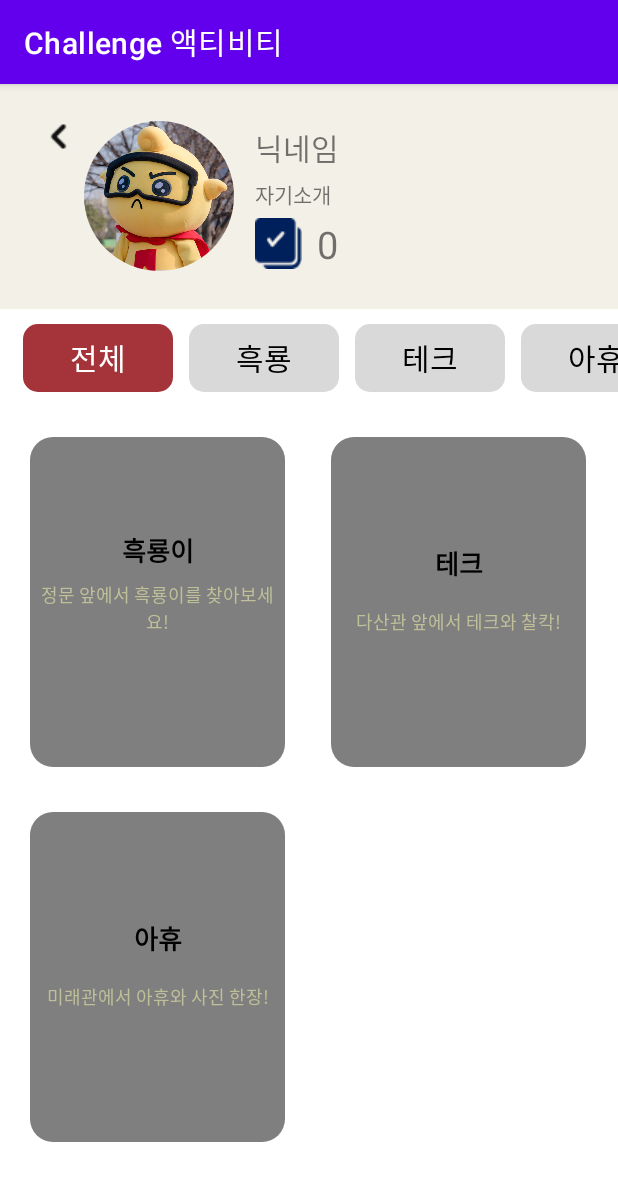
After one commit to STPhotoZone/photoZone, an Android app: the ChallengeActivity screen opened directly, with no data from a screen before it, on a phone screen of 412 x 824 dp. The commit adds this screen. Shown: the top 1181 px of the screen. Run offline under Robolectric (Android 15) with nearby library versions, the phone set to English and light mode, and no system bars; our stand-ins replace CircleImageView.

Commit message:
한윤재 도전과제 탭
한윤재 도전과제 탭

```diff
--- a/app/build.gradle
+++ b/app/build.gradle
@@ -35,6 +35,7 @@ dependencies {
     implementation 'com.google.android.material:material:1.6.1'
     implementation 'androidx.constraintlayout:constraintlayout:2.1.4'
     implementation 'com.google.firebase:firebase-analytics'
+    implementation 'de.hdodenhof:circleimageview:3.1.0'
     implementation platform('com.google.firebase:firebase-bom:31.0.2')
     testImplementation 'junit:junit:4.13.2'
     androidTestImplementation 'androidx.test.ext:junit:1.1.3'
--- a/app/src/main/AndroidManifest.xml
+++ b/app/src/main/AndroidManifest.xml
@@ -18,6 +18,7 @@
                 <category android:name="android.intent.category.LAUNCHER" />
             </intent-filter>
         </activity>
+        <activity android:name=".ChallengeActivity" android:label="Challenge 액티비티"/>
     </application>
-
+    <uses-permission android:name="android.permission.INTERNET" />
 </manifest>
--- /dev/null
+++ b/app/src/main/java/com/example/stphotozone/ChallengeActivity.java
@@ -0,0 +1,127 @@
+package com.example.stphotozone;
+
+import android.Manifest;
+import android.content.Intent;
+import android.os.Bundle;
+import android.view.View;
+import android.widget.GridView;
+import android.widget.ImageButton;
+import android.widget.RadioGroup;
+
+import androidx.annotation.Nullable;
+import androidx.appcompat.app.AppCompatActivity;
+
+public class ChallengeActivity extends AppCompatActivity {
+
+    private GridView mission_grid;
+    private GridAdapter mission_gridAdt;
+
+    public enum Character{ BlackDragon, Tech, Ahyu};
+
+    RadioGroup missionGroup;
+    ImageButton imgBtnBack;
+
+
+    @Override
+    protected void onCreate(@Nullable Bundle savedInstanceState) {
+        super.onCreate(savedInstanceState);
+        setContentView(R.layout.challenge);
+
+        missionGroup = findViewById(R.id.rgMission);
+        imgBtnBack = findViewById(R.id.imgBtnBack);
+
+        mission_grid = findViewById(R.id.grid_mission);
+        mission_gridAdt = new GridAdapter(this);
+
+        System.out.println("after Adapter");
+        mission_gridAdt.setItem( getString(R.string.BD_name), getString(R.string.BD_description), Character.BlackDragon);
+        mission_gridAdt.setItem( getString(R.string.Tech_name), getString(R.string.Tech_description), Character.Tech);
+        mission_gridAdt.setItem( getString(R.string.Ahyu_name), getString(R.string.Ahyu_description), Character.Ahyu);
+
+        System.out.println("after setItem");
+
+        for(int j=0; j <mission_gridAdt.getArrayCount(); j++)
+        {
+            GridItem temp = mission_gridAdt.getArrayItem(j);
+            mission_gridAdt.setVisible_item(temp);
+
+        }
+
+        mission_grid.setAdapter(mission_gridAdt);
+
+        imgBtnBack.setOnClickListener(new View.OnClickListener() {
+            @Override
+            public void onClick(View view) {
+                Intent intent = new Intent(getApplicationContext(), MainActivity.class);
+                startActivity(intent);
+                finish();
+
+            }
+        });
+
+        missionGroup.setOnCheckedChangeListener(new RadioGroup.OnCheckedChangeListener() {
+            @Override
+            public void onCheckedChanged(RadioGroup radioGroup, int i) {
+                switch (missionGroup.getCheckedRadioButtonId())
+                {
+                    case R.id.rdBDragon:
+                        System.out.println("BDragon");
+                        mission_gridAdt.clearVisible_item();
+                        for(int j=0; j <mission_gridAdt.getArrayCount(); j++)
+                        {
+                            GridItem temp = mission_gridAdt.getArrayItem(j);
+
+                            if(temp.character == Character.BlackDragon)
+                            {
+                                mission_gridAdt.setVisible_item(temp);
+                            }
+                        }
+                        mission_grid.setAdapter(mission_gridAdt);
+                        break;
+                    case R.id.rdTech:
+                        System.out.println("Tech");
+                        mission_gridAdt.clearVisible_item();
+                        for(int j=0; j <mission_gridAdt.getArrayCount(); j++)
+                        {
+                            GridItem temp = mission_gridAdt.getArrayItem(j);
+
+                            if(temp.character == Character.Tech)
+                            {
+                                mission_gridAdt.setVisible_item(temp);
+                            }
+                        }
+                        mission_grid.setAdapter(mission_gridAdt);
+                        break;
+                    case R.id.rdAhyu:
+                        System.out.println("Ahyu");
+                        mission_gridAdt.clearVisible_item();
+                        for(int j=0; j <mission_gridAdt.getArrayCount(); j++)
+                        {
+                            GridItem temp = mission_gridAdt.getArrayItem(j);
+
+                            if(temp.character == Character.Ahyu)
+                            {
+                                mission_gridAdt.setVisible_item(temp);
+                            }
+                        }
+                        mission_grid.setAdapter(mission_gridAdt);
+                        break;
+                    case R.id.rdTotal:
+                        System.out.println("total!");
+                        mission_gridAdt.clearVisible_item();
+                        for(int j=0; j <mission_gridAdt.getArrayCount(); j++)
+                        {
+                            GridItem temp = mission_gridAdt.getArrayItem(j);
+                            mission_gridAdt.setVisible_item(temp);
+
+                        }
+                        mission_grid.setAdapter(mission_gridAdt);
+                        break;
+
+                }
+            }
+        });
+
+        System.out.println("oncreate");
+    }
+}
--- /dev/null
+++ b/app/src/main/java/com/example/stphotozone/GridAdapter.java
@@ -0,0 +1,92 @@
+package com.example.stphotozone;
+
+import android.annotation.SuppressLint;
+import android.content.Context;
+import android.view.LayoutInflater;
+import android.view.View;
+import android.view.ViewGroup;
+import android.widget.BaseAdapter;
+import android.widget.ImageView;
+import android.widget.TextView;
+import android.widget.Toast;
+
+import java.util.ArrayList;
+
+public class GridAdapter extends BaseAdapter {
+    private Context context;
+    private ArrayList<GridItem> array_item;
+    private ArrayList<GridItem> visible_item;
+
+    public GridAdapter(Context context) {
+        this.context = context;
+        this.array_item = new ArrayList<GridItem>();
+        this.visible_item = new ArrayList<GridItem>();
+    }
+
+    @Override
+    public int getCount() {
+        return this.visible_item.size();
+    }
+
+    @Override
+    public GridItem getItem(int position) {
+        return this.visible_item.get(position);
+    }
+
+    @Override
+    public long getItemId(int position) {
+        return 0;
+    }
+
+    public ArrayList<GridItem> getVisible_item() {
+        return this.visible_item;
+    }
+
+    public GridItem getArrayItem(int position) {
+        return this.array_item.get(position);
+    }
+
+    public int getArrayCount() {
+        return this.array_item.size();
+    }
+
+    public void clearVisible_item() {
+        visible_item.clear();
+    }
+
+    public void setVisible_item(GridItem item) {
+        this.visible_item.add(item);
+    }
+
+    // 실제 화면 배치할 때 쓰는 메소드
+    @SuppressLint("ViewHolder")
+    @Override
+    public View getView(int position, View convertView, ViewGroup parent) {
+        LayoutInflater inflater = (LayoutInflater) context.getSystemService(Context.LAYOUT_INFLATER_SERVICE);
+        convertView = inflater.inflate(R.layout.grid_item, parent, false);
+
+        System.out.println("Here is getView");
+
+        TextView missionName = convertView.findViewById(R.id.textMissionName);
+        missionName.setText(visible_item.get(position).getItemName());
+
+        TextView missionDescription = convertView.findViewById(R.id.textMissionDescription);
+        missionDescription.setText(visible_item.get(position).getItemDescription());
+
+        ImageView imgMission = convertView.findViewById(R.id.imgMission);
+
+        imgMission.setOnClickListener(new View.OnClickListener() {
+            @Override
+            public void onClick(View view) {
+                String str = visible_item.get(position).getItemName();
+                Toast.makeText(context, str, Toast.LENGTH_SHORT).show();
+            }
+        });
+
+        return convertView;
+    }
+
+    public void setItem(String name, String description , ChallengeActivity.Character character){
+        this.array_item.add(new GridItem(name, description, character));
+    }
+}
--- /dev/null
+++ b/app/src/main/java/com/example/stphotozone/GridItem.java
@@ -0,0 +1,22 @@
+package com.example.stphotozone;
+
+public class GridItem {
+    public String name;
+    public String description;
+    public ChallengeActivity.Character character;
+
+
+    public GridItem(String name, String description, ChallengeActivity.Character character) {
+        this.name = name;
+        this.description = description;
+        this.character = character;
+    }
+
+    public String getItemName() {
+        return this.name;
+    }
+
+    public String getItemDescription() {
+        return this.description;
+    }
+}
--- /dev/null
+++ b/app/src/main/java/com/example/stphotozone/LoginActivity.java
@@ -0,0 +1,4 @@
+package com.example.stphotozone;
+
+public class LoginActivity {
+}
--- a/app/src/main/java/com/example/stphotozone/MainActivity.java
+++ b/app/src/main/java/com/example/stphotozone/MainActivity.java
@@ -1,14 +1,52 @@
 package com.example.stphotozone;
 
+import androidx.activity.result.ActivityResult;
+import androidx.activity.result.ActivityResultCallback;
+import androidx.activity.result.ActivityResultLauncher;
+import androidx.activity.result.contract.ActivityResultContracts;
 import androidx.appcompat.app.AppCompatActivity;
 
+import android.app.Activity;
+import android.content.Intent;
 import android.os.Bundle;
+import android.view.View;
+import android.widget.Button;
+import android.widget.Toast;
 
 public class MainActivity extends AppCompatActivity {
+
+    Button btnChallenge;
+    ActivityResultLauncher<Intent> someActivityResultLauncher;
 
     @Override
     protected void onCreate(Bundle savedInstanceState) {
         super.onCreate(savedInstanceState);
         setContentView(R.layout.activity_main);
+
+        btnChallenge = findViewById(R.id.btnChallenge);
+
+
+        someActivityResultLauncher = registerForActivityResult(
+                new ActivityResultContracts.StartActivityForResult(),
+                new ActivityResultCallback<ActivityResult>() {
+                    @Override
+                    public void onActivityResult(ActivityResult result) {
+                        if (result.getResultCode() == Activity.RESULT_OK) {
+                            // There are no request codes
+                            Intent data = result.getData();
+
+                        }
+                    }
+                });
+
+        btnChallenge.setOnClickListener(new View.OnClickListener() {
+            @Override
+            public void onClick(View view) {
+
+                Intent intent = new Intent(getApplicationContext(), ChallengeActivity.class);
+                someActivityResultLauncher.launch(intent);
+
+            }
+        });
     }
 }
--- /dev/null
+++ b/app/src/main/res/drawable/round_background.xml
@@ -0,0 +1,7 @@
+<?xml version="1.0" encoding="utf-8"?>
+<shape
+    xmlns:android="http://schemas.android.com/apk/res/android"
+    android:shape="rectangle">
+    <solid android:color="@color/darkGray"/>
+    <corners android:radius="15dp" />
+</shape>
--- /dev/null
+++ b/app/src/main/res/drawable/selector_radio_button.xml
@@ -0,0 +1,15 @@
+<?xml version="1.0" encoding="utf-8"?>
+<selector xmlns:android="http://schemas.android.com/apk/res/android">
+    <item android:state_checked="true">
+        <shape android:layout_height="wrap_content" android:shape="rectangle">
+            <solid android:color="@color/darkRed" />
+            <corners android:radius="10dp" />
+        </shape>
+    </item>
+    <item android:state_checked="false">
+        <shape android:layout_height="wrap_content" android:shape="rectangle">
+            <solid android:color="@color/gray" />
+            <corners android:radius="10dp" />
+        </shape>
+    </item>
+</selector>
--- /dev/null
+++ b/app/src/main/res/drawable/selector_radio_text.xml
@@ -0,0 +1,7 @@
+<?xml version="1.0" encoding="utf-8"?>
+<selector xmlns:android="http://schemas.android.com/apk/res/android">
+    <item android:state_checked="true" android:color="#FFFFFF">
+    </item>
+    <item android:state_checked="false" android:color="#000000">
+    </item>
+</selector>
--- a/app/src/main/res/layout/activity_main.xml
+++ b/app/src/main/res/layout/activity_main.xml
@@ -6,13 +6,14 @@
     android:layout_height="match_parent"
     tools:context=".MainActivity">
 
-    <TextView
+    <Button
+        android:id="@+id/btnChallenge"
         android:layout_width="wrap_content"
         android:layout_height="wrap_content"
-        android:text="Hello World!"
+        android:text="도전과제"
         app:layout_constraintBottom_toBottomOf="parent"
-        app:layout_constraintLeft_toLeftOf="parent"
-        app:layout_constraintRight_toRightOf="parent"
+        app:layout_constraintEnd_toEndOf="parent"
+        app:layout_constraintStart_toStartOf="parent"
         app:layout_constraintTop_toTopOf="parent" />
 
 </androidx.constraintlayout.widget.ConstraintLayout>
--- /dev/null
+++ b/app/src/main/res/layout/challenge.xml
@@ -0,0 +1,185 @@
+<?xml version="1.0" encoding="utf-8"?>
+<LinearLayout xmlns:android="http://schemas.android.com/apk/res/android"
+    xmlns:app="http://schemas.android.com/apk/res-auto"
+    xmlns:tools="http://schemas.android.com/tools"
+    android:layout_width="match_parent"
+    android:layout_height="match_parent"
+    android:orientation="vertical"
+    tools:context=".ChallengeActivity">
+
+
+
+    <LinearLayout
+        android:layout_width="match_parent"
+        android:layout_height="match_parent"
+        android:orientation="vertical">
+
+        <androidx.constraintlayout.widget.ConstraintLayout
+            android:layout_width="match_parent"
+            android:layout_height="150dp"
+            android:background="@color/cream"
+            android:padding="20dp">
+
+            <ImageButton
+                android:id="@+id/imgBtnBack"
+                android:layout_width="30dp"
+                android:layout_height="30dp"
+                android:layout_marginStart="4dp"
+                android:backgroundTint="@color/cream"
+                android:src="@drawable/chevron_left"
+                app:layout_constraintBottom_toBottomOf="parent"
+                app:layout_constraintStart_toStartOf="parent"
+                app:layout_constraintTop_toTopOf="parent"
+                app:layout_constraintVertical_bias="0.0"
+                tools:ignore="SpeakableTextPresentCheck,TouchTargetSizeCheck" />
+
+            <de.hdodenhof.circleimageview.CircleImageView
+                android:id="@+id/imgProfile"
+                android:layout_width="100dp"
+                android:layout_height="100dp"
+                android:layout_marginStart="36dp"
+                android:src="@drawable/tech"
+                app:layout_constraintBottom_toBottomOf="parent"
+                app:layout_constraintStart_toStartOf="parent"
+                app:layout_constraintTop_toTopOf="parent"
+                app:layout_constraintVertical_bias="0.44" />
+
+            <LinearLayout
+                android:layout_width="213dp"
+                android:layout_height="96dp"
+                android:orientation="vertical"
+                app:layout_constraintBottom_toBottomOf="parent"
+                app:layout_constraintEnd_toEndOf="parent"
+                app:layout_constraintHorizontal_bias="0.619"
+                app:layout_constraintStart_toEndOf="@+id/imgProfile"
+                app:layout_constraintTop_toTopOf="parent">
+
+                <TextView
+                    android:layout_width="wrap_content"
+                    android:layout_height="wrap_content"
+                    android:layout_weight="1"
+                    android:background="@android:color/transparent"
+                    android:text="닉네임"
+                    android:textSize="20dp" />
+
+                <TextView
+                    android:layout_width="wrap_content"
+                    android:layout_height="wrap_content"
+                    android:layout_weight="1"
+                    android:background="@android:color/transparent"
+                    android:text="자기소개" />
+
+                <LinearLayout
+                    android:layout_width="wrap_content"
+                    android:layout_height="wrap_content"
+                    android:orientation="horizontal">
+
+                    <ImageView
+                        android:layout_width="wrap_content"
+                        android:layout_height="wrap_content"
+                        android:src="@drawable/check" />
+
+                    <TextView
+                        android:layout_width="wrap_content"
+                        android:layout_height="match_parent"
+                        android:background="@android:color/transparent"
+                        android:gravity="center"
+                        android:paddingLeft="10dp"
+                        android:text="0"
+                        android:textFontWeight="450"
+                        android:textSize="25dp"
+                        android:textStyle="bold" />
+
+                </LinearLayout>
+
+            </LinearLayout>
+
+        </androidx.constraintlayout.widget.ConstraintLayout>
+
+        <HorizontalScrollView
+            android:id="@+id/scrollType"
+            android:layout_width="wrap_content"
+            android:layout_height="wrap_content"
+            android:layout_marginTop="10dp"
+            android:layout_marginBottom="10dp"
+            android:scrollbars="none">
+
+            <RadioGroup
+                android:id="@+id/rgMission"
+                android:layout_width="wrap_content"
+                android:layout_height="wrap_content"
+                android:layout_marginStart="10dp"
+                android:orientation="horizontal">
+
+                <RadioButton
+                    android:id="@+id/rdTotal"
+                    android:layout_width="100dp"
+                    android:layout_height="45dp"
+                    android:layout_marginHorizontal="5dp"
+                    android:layout_weight="1"
+                    android:background="@drawable/selector_radio_button"
+                    android:button="@null"
+                    android:checked="true"
+                    android:text="전체"
+                    android:textAlignment="center"
+                    android:textColor="@drawable/selector_radio_text"
+                    android:textSize="20dp" />
+
+                <RadioButton
+                    android:id="@+id/rdBDragon"
+                    android:layout_width="100dp"
+                    android:layout_height="45dp"
+                    android:layout_marginHorizontal="5dp"
+                    android:layout_weight="1"
+                    android:background="@drawable/selector_radio_button"
+                    android:button="@null"
+                    android:text="흑룡"
+                    android:textAlignment="center"
+                    android:textColor="@drawable/selector_radio_text"
+                    android:textSize="20dp" />
+
+                <RadioButton
+                    android:id="@+id/rdTech"
+                    android:layout_width="100dp"
+                    android:layout_height="45dp"
+                    android:layout_marginHorizontal="5dp"
+                    android:layout_weight="1"
+                    android:background="@drawable/selector_radio_button"
+                    android:button="@null"
+                    android:text="테크"
+                    android:textAlignment="center"
+                    android:textColor="@drawable/selector_radio_text"
+                    android:textSize="20dp" />
+
+                <RadioButton
+                    android:id="@+id/rdAhyu"
+                    android:layout_width="100dp"
+                    android:layout_height="45dp"
+                    android:layout_marginHorizontal="5dp"
+                    android:layout_weight="1"
+                    android:background="@drawable/selector_radio_button"
+                    android:button="@null"
+                    android:text="아휴"
+                    android:textAlignment="center"
+                    android:textColor="@drawable/selector_radio_text"
+                    android:textSize="20dp" />
+
+            </RadioGroup>
+
+        </HorizontalScrollView>
+
+        <GridView
+            android:id="@+id/grid_mission"
+            android:layout_width="match_parent"
+            android:layout_height="match_parent"
+            android:layout_margin="20dp"
+            android:horizontalSpacing="30dp"
+            android:numColumns="2"
+            android:scrollbars="none"
+
+            android:verticalSpacing="30dp"
+
+            />
+
+    </LinearLayout>
+</LinearLayout>
--- /dev/null
+++ b/app/src/main/res/layout/grid_item.xml
@@ -0,0 +1,51 @@
+<?xml version="1.0" encoding="utf-8"?>
+<RelativeLayout xmlns:android="http://schemas.android.com/apk/res/android"
+    xmlns:app="http://schemas.android.com/apk/res-auto"
+    xmlns:tools="http://schemas.android.com/tools"
+    android:layout_width="170dp"
+    android:layout_height="220dp">
+
+    <androidx.constraintlayout.widget.ConstraintLayout
+        android:layout_width="match_parent"
+        android:layout_height="match_parent"
+        android:background="@drawable/round_background">
+
+        <TextView
+            android:id="@+id/textMissionName"
+            android:layout_width="wrap_content"
+            android:layout_height="wrap_content"
+            android:layout_marginTop="56dp"
+            android:text="흑룡이"
+            android:textColor="@color/black"
+            android:textSize="17dp"
+            android:textStyle="bold"
+            app:layout_constraintBottom_toTopOf="@+id/textMissionDescription"
+            app:layout_constraintEnd_toEndOf="parent"
+            app:layout_constraintStart_toStartOf="parent"
+            app:layout_constraintTop_toTopOf="@+id/imgMission"
+            app:layout_constraintVertical_bias="0.468" />
+
+        <TextView
+            android:id="@+id/textMissionDescription"
+            android:layout_width="wrap_content"
+            android:layout_height="wrap_content"
+            android:layout_marginBottom="88dp"
+            android:text="정문 앞에서 흑룡이를 찾아보세요!"
+            android:textAlignment="center"
+            android:textColor="@color/missionText"
+            android:textSize="12dp"
+            app:layout_constraintBottom_toBottomOf="parent"
+            app:layout_constraintEnd_toEndOf="parent"
+            app:layout_constraintStart_toStartOf="parent" />
+
+        <ImageView
+            android:id="@+id/imgMission"
+            android:layout_width="match_parent"
+            android:layout_height="match_parent"
+            tools:layout_editor_absoluteX="0dp"
+            tools:layout_editor_absoluteY="-16dp" />
+
+
+    </androidx.constraintlayout.widget.ConstraintLayout>
+
+</RelativeLayout>
--- a/app/src/main/res/values/colors.xml
+++ b/app/src/main/res/values/colors.xml
@@ -7,4 +7,11 @@
     <color name="teal_700">#FF018786</color>
     <color name="black">#FF000000</color>
     <color name="white">#FFFFFFFF</color>
+    <color name="cream">#f3f0e7</color>
+    <color name="gray">#d9d9d9</color>
+    <color name="darkGray">#7f7f7f</color>
+    <color name="missionText">#bfbf99</color>
+    <color name="yellow">#FFEB3B</color>
+    <color name="ahyu">#63cf0f</color>
+    <color name="darkRed">#a4343a</color>
 </resources>
--- a/app/src/main/res/values/strings.xml
+++ b/app/src/main/res/values/strings.xml
@@ -1,3 +1,9 @@
 <resources>
     <string name="app_name">STPhotozone</string>
+    <string name="BD_name">흑룡이</string>
+    <string name="BD_description">정문 앞에서 흑룡이를 찾아보세요!</string>
+    <string name="Tech_name">테크</string>
+    <string name="Tech_description">다산관 앞에서 테크와 찰칵!</string>
+    <string name="Ahyu_name">아휴</string>
+    <string name="Ahyu_description">미래관에서 아휴와 사진 한장!</string>
 </resources>
```
Also changed, not shown: app/src/main/res/drawable/and_logo.jpg (added), app/src/main/res/drawable/check.png (added), app/src/main/res/drawable/chevron_left.png (added), app/src/main/res/drawable/tech.jpg (added).
